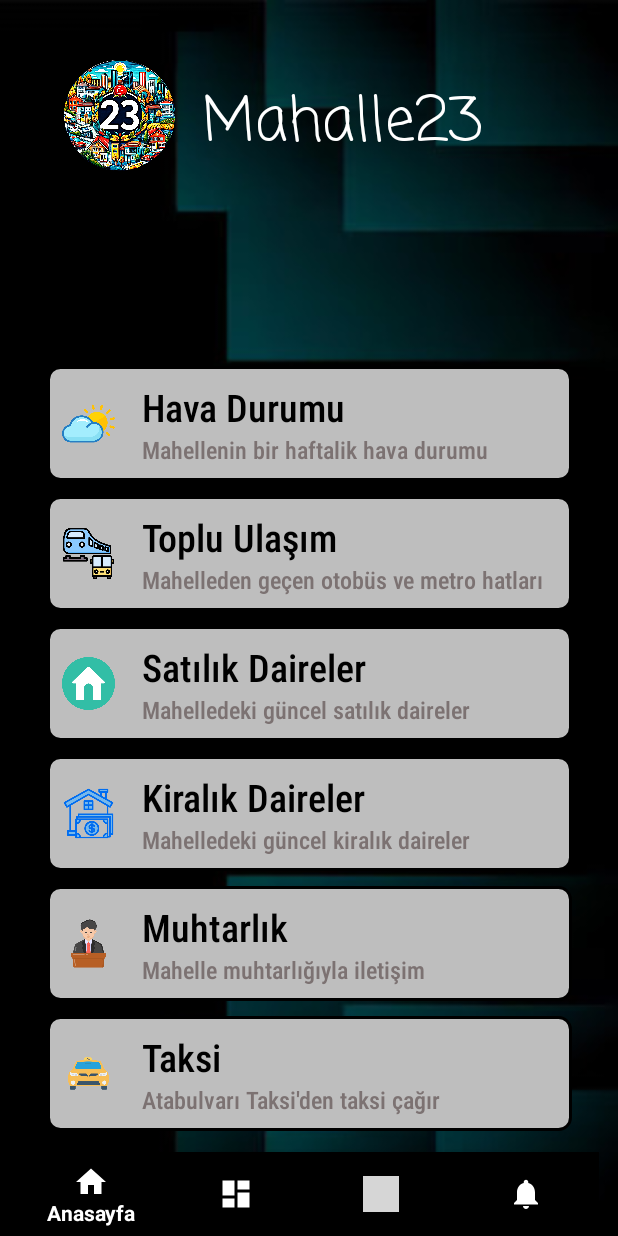
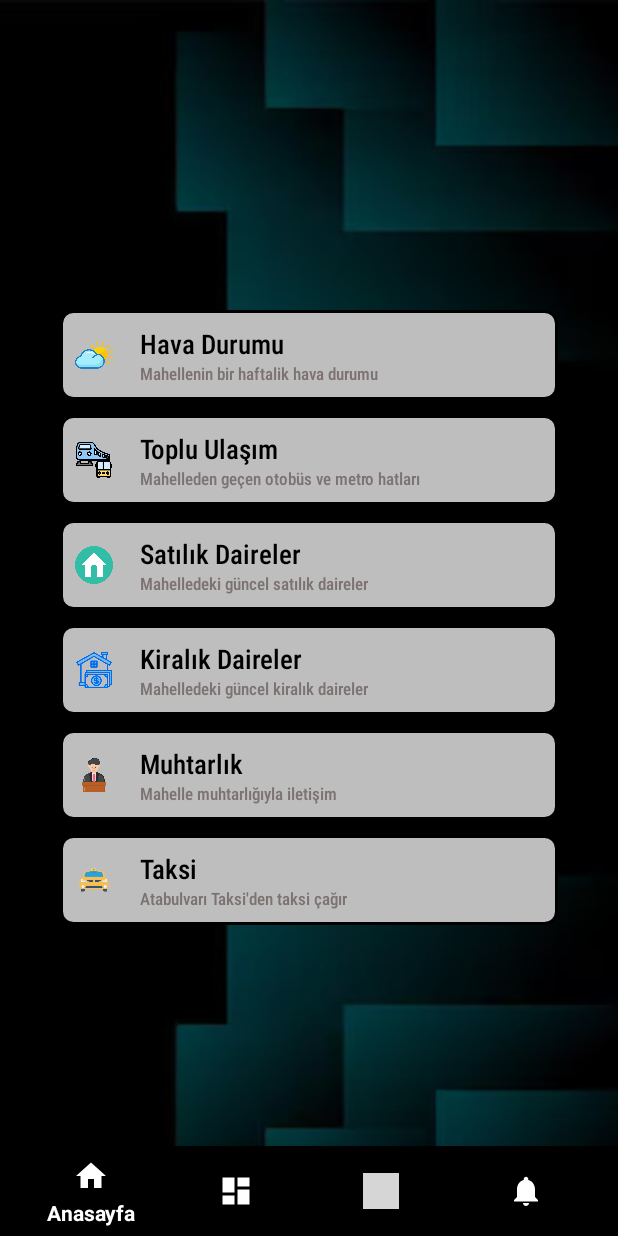
Before and after one commit to MertKadakal/Mahalle23, an Android app: the screen it shows after launch (MainActivity), on a phone screen of 412 x 824 dp. Run offline under Robolectric (Android 15) with nearby library versions, the phone set to English and light mode, and no system bars; Roboto replaces fonts that are not available here; grey boxes are pictures that could not be loaded.

Commit message:
sohbet kısmı

```diff
--- a/app/src/main/java/mert/kadakal/myapplication/Yorum_ekle_düzenle_yanıtla.java
+++ b/app/src/main/java/mert/kadakal/myapplication/Yorum_ekle_düzenle_yanıtla.java
@@ -52,9 +52,7 @@ public class Yorum_ekle_düzenle_yanıtla extends AppCompatActivity {
             yorum.setText(getIntent().getStringExtra("mevcut_yorum"));
         }
 
-        tamam.setOnClickListener(new View.OnClickListener() {
-            @Override
-            public void onClick(View view) {
+        tamam.setOnClickListener(view -> {
             switch (getIntent().getStringExtra("ekle_düzenle")) {
                 case "ekle":
                     if (yorum.getText().toString().length() == 0) {
@@ -150,7 +148,6 @@ public class Yorum_ekle_düzenle_yanıtla extends AppCompatActivity {
                     }
                     break;
             }
-            }
         });
 
         /*
--- a/app/src/main/res/layout/activity_main.xml
+++ b/app/src/main/res/layout/activity_main.xml
@@ -21,11 +21,10 @@
 
     <com.google.android.material.bottomnavigation.BottomNavigationView
         android:id="@+id/nav_view"
-        android:layout_width="wrap_content"
-        android:layout_height="wrap_content"
+        android:layout_width="match_parent"
+        android:layout_height="60dp"
         android:layout_marginStart="0dp"
         android:layout_marginEnd="0dp"
-        android:background="?android:attr/windowBackground"
         app:layout_constraintBottom_toBottomOf="parent"
         app:layout_constraintLeft_toLeftOf="parent"
         app:layout_constraintRight_toRightOf="parent"
--- a/app/src/main/res/layout/fragment_anasayfa.xml
+++ b/app/src/main/res/layout/fragment_anasayfa.xml
@@ -10,17 +10,20 @@
 
     <LinearLayout
         android:id="@+id/linearLayout"
-        android:layout_width="wrap_content"
-        android:layout_height="wrap_content"
-        android:layout_marginBottom="70dp"
+        android:layout_width="match_parent"
+        android:layout_height="match_parent"
         android:orientation="vertical"
         app:layout_constraintBottom_toBottomOf="parent"
         app:layout_constraintEnd_toEndOf="parent"
-        app:layout_constraintStart_toStartOf="parent">
+        app:layout_constraintStart_toStartOf="parent"
+        app:layout_constraintTop_toTopOf="parent"
+        android:gravity="center"
+        android:paddingLeft="40dp"
+        android:paddingRight="40dp">
 
         <LinearLayout
             android:id="@+id/hava_durumu"
-            android:layout_width="350dp"
+            android:layout_width="match_parent"
             android:layout_height="wrap_content"
             android:background="@drawable/bg_item"
             android:clickable="true"
@@ -33,8 +36,8 @@
             app:layout_constraintTop_toTopOf="parent">
 
             <ImageView
-                android:layout_width="35dp"
-                android:layout_height="35dp"
+                android:layout_width="25dp"
+                android:layout_height="25dp"
                 android:layout_gravity="center"
                 android:layout_marginRight="10dp"
                 android:src="@drawable/weather_icon" />
@@ -51,7 +54,7 @@
                     android:paddingStart="8dp"
                     android:text="Hava Durumu"
                     android:textColor="#000000"
-                    android:textSize="25sp" />
+                    android:textSize="18sp" />
 
                 <TextView
                     android:layout_width="wrap_content"
@@ -60,7 +63,7 @@
                     android:paddingStart="8dp"
                     android:text="Mahellenin bir haftalik hava durumu"
                     android:textColor="#7C7272"
-                    android:textSize="16sp" />
+                    android:textSize="11sp" />
 
             </LinearLayout>
 
@@ -68,7 +71,7 @@
 
         <LinearLayout
             android:id="@+id/toplu_ulaşım"
-            android:layout_width="350dp"
+            android:layout_width="match_parent"
             android:layout_height="wrap_content"
             android:layout_marginTop="10dp"
             android:background="@drawable/bg_item"
@@ -82,8 +85,8 @@
             app:layout_constraintTop_toTopOf="parent">
 
             <ImageView
-                android:layout_width="35dp"
-                android:layout_height="35dp"
+                android:layout_width="25dp"
+                android:layout_height="25dp"
                 android:layout_gravity="center"
                 android:layout_marginRight="10dp"
                 android:src="@drawable/transportation_icon" />
@@ -100,7 +103,7 @@
                     android:paddingStart="8dp"
                     android:text="Toplu Ulaşım"
                     android:textColor="#000000"
-                    android:textSize="25sp" />
+                    android:textSize="18sp" />
 
                 <TextView
                     android:layout_width="wrap_content"
@@ -109,7 +112,7 @@
                     android:paddingStart="8dp"
                     android:text="Mahelleden geçen otobüs ve metro hatları"
                     android:textColor="#7C7272"
-                    android:textSize="16sp" />
+                    android:textSize="11sp" />
 
             </LinearLayout>
 
@@ -117,7 +120,7 @@
 
         <LinearLayout
             android:id="@+id/satılık_daireler"
-            android:layout_width="350dp"
+            android:layout_width="match_parent"
             android:layout_height="wrap_content"
             android:layout_marginTop="10dp"
             android:background="@drawable/bg_item"
@@ -131,8 +134,8 @@
             app:layout_constraintTop_toTopOf="parent">
 
             <ImageView
-                android:layout_width="35dp"
-                android:layout_height="35dp"
+                android:layout_width="25dp"
+                android:layout_height="25dp"
                 android:layout_gravity="center"
                 android:layout_marginRight="10dp"
                 android:src="@drawable/home_icon" />
@@ -149,7 +152,7 @@
                     android:paddingStart="8dp"
                     android:text="Satılık Daireler"
                     android:textColor="#000000"
-                    android:textSize="25sp" />
+                    android:textSize="18sp" />
 
                 <TextView
                     android:layout_width="wrap_content"
@@ -158,7 +161,7 @@
                     android:paddingStart="8dp"
                     android:text="Mahelledeki güncel satılık daireler"
                     android:textColor="#7C7272"
-                    android:textSize="16sp" />
+                    android:textSize="11sp" />
 
             </LinearLayout>
 
@@ -166,7 +169,7 @@
 
         <LinearLayout
             android:id="@+id/kiralık_daireler"
-            android:layout_width="350dp"
+            android:layout_width="match_parent"
             android:layout_height="wrap_content"
             android:layout_marginTop="10dp"
             android:background="@drawable/bg_item"
@@ -180,8 +183,8 @@
             app:layout_constraintTop_toTopOf="parent">
 
             <ImageView
-                android:layout_width="35dp"
-                android:layout_height="35dp"
+                android:layout_width="25dp"
+                android:layout_height="25dp"
                 android:layout_gravity="center"
                 android:layout_marginRight="10dp"
                 android:src="@drawable/kiralik_icon" />
@@ -198,7 +201,7 @@
                     android:paddingStart="8dp"
                     android:text="Kiralık Daireler"
                     android:textColor="#000000"
-                    android:textSize="25sp" />
+                    android:textSize="18sp" />
 
                 <TextView
                     android:layout_width="wrap_content"
@@ -207,7 +210,7 @@
                     android:paddingStart="8dp"
                     android:text="Mahelledeki güncel kiralık daireler"
                     android:textColor="#7C7272"
-                    android:textSize="16sp" />
+                    android:textSize="11sp" />
 
             </LinearLayout>
 
@@ -215,7 +218,7 @@
 
         <LinearLayout
             android:id="@+id/muhtarlık"
-            android:layout_width="350dp"
+            android:layout_width="match_parent"
             android:layout_height="wrap_content"
             android:layout_marginTop="10dp"
             android:background="@drawable/bg_item"
@@ -229,8 +232,8 @@
             app:layout_constraintTop_toTopOf="parent">
 
             <ImageView
-                android:layout_width="35dp"
-                android:layout_height="35dp"
+                android:layout_width="25dp"
+                android:layout_height="25dp"
                 android:layout_gravity="center"
                 android:layout_marginRight="10dp"
                 android:src="@drawable/muhtar_icon" />
@@ -247,7 +250,7 @@
                     android:paddingStart="8dp"
                     android:text="Muhtarlık"
                     android:textColor="#000000"
-                    android:textSize="25sp" />
+                    android:textSize="18sp" />
 
                 <TextView
                     android:layout_width="wrap_content"
@@ -256,7 +259,7 @@
                     android:paddingStart="8dp"
                     android:text="Mahelle muhtarlığıyla iletişim"
                     android:textColor="#7C7272"
-                    android:textSize="16sp" />
+                    android:textSize="11sp" />
 
             </LinearLayout>
 
@@ -264,7 +267,7 @@
 
         <LinearLayout
             android:id="@+id/taksi"
-            android:layout_width="350dp"
+            android:layout_width="match_parent"
             android:layout_height="wrap_content"
             android:layout_marginTop="10dp"
             android:background="@drawable/bg_item"
@@ -278,8 +281,8 @@
             app:layout_constraintTop_toTopOf="parent">
 
             <ImageView
-                android:layout_width="35dp"
-                android:layout_height="35dp"
+                android:layout_width="25dp"
+                android:layout_height="25dp"
                 android:layout_gravity="center"
                 android:layout_marginRight="10dp"
                 android:src="@drawable/taksi_icon" />
@@ -296,7 +299,7 @@
                     android:paddingStart="8dp"
                     android:text="Taksi"
                     android:textColor="#000000"
-                    android:textSize="25sp" />
+                    android:textSize="18sp" />
 
                 <TextView
                     android:layout_width="wrap_content"
@@ -305,38 +308,17 @@
                     android:paddingStart="8dp"
                     android:text="Atabulvarı Taksi'den taksi çağır"
                     android:textColor="#7C7272"
-                    android:textSize="16sp" />
+                    android:textSize="11sp" />
 
             </LinearLayout>
 
         </LinearLayout>
 
 
+
     </LinearLayout>
 
-    <ImageView
-        android:id="@+id/imageView"
-        android:layout_width="94dp"
-        android:layout_height="74dp"
-        android:layout_marginTop="40dp"
-        android:src="@drawable/mahalle23_amblem"
-        app:layout_constraintEnd_toEndOf="parent"
-        app:layout_constraintHorizontal_bias="0.103"
-        app:layout_constraintStart_toStartOf="parent"
-        app:layout_constraintTop_toTopOf="parent" />
 
-    <TextView
-        android:id="@+id/amblem_yazısı"
-        android:layout_width="wrap_content"
-        android:layout_height="wrap_content"
-        android:layout_marginStart="8dp"
-        android:layout_marginTop="52dp"
-        android:fontFamily="casual"
-        android:text="Mahalle23"
-        android:textColor="#FFFFFF"
-        android:textSize="40sp"
-        app:layout_constraintStart_toEndOf="@+id/imageView"
-        app:layout_constraintTop_toTopOf="parent" />
 
 
 
```
Also changed, not shown: app/src/main/java/mert/kadakal/myapplication/HtmlArrayAdapterYorumlar.java (+15 -10 lines), app/src/main/java/mert/kadakal/myapplication/SatilikDaireler.java (+6 -4 lines), app/src/main/java/mert/kadakal/myapplication/Tartisma.java (+176 -40 lines), app/src/main/java/mert/kadakal/myapplication/Yanıtlar.java (+125 -0 lines), app/src/main/res/layout/fragment_haberler.xml (+18 -9 lines), app/src/main/res/layout/fragment_tartisma.xml (+39 -54 lines), app/src/main/res/layout/satiliklar.xml (+6 -4 lines), app/src/main/res/layout/yanitlar.xml (+4 -3 lines), app/src/main/res/layout/yorumlar.xml (+40 -91 lines). Lines whose indentation alone changed are shown as unchanged.
